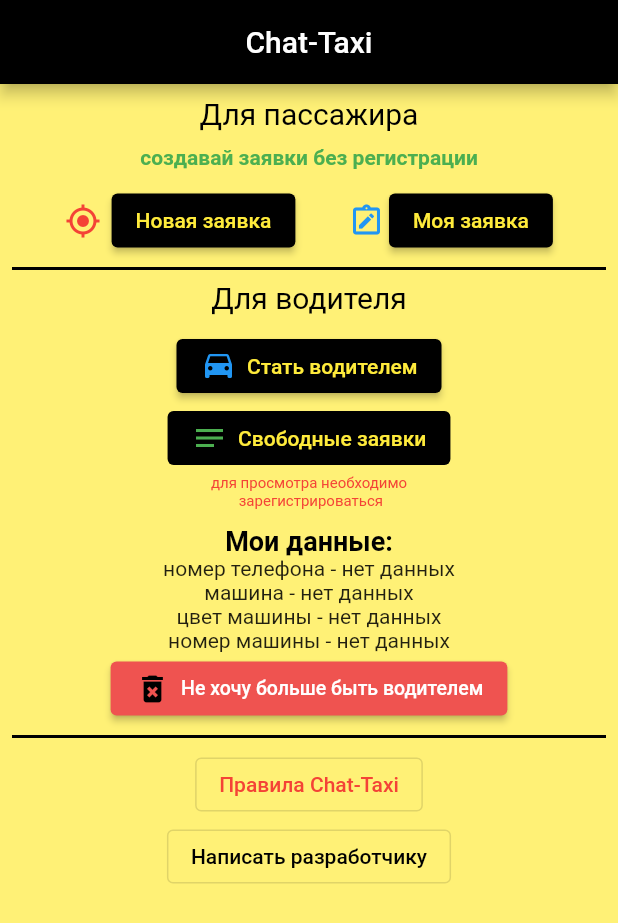
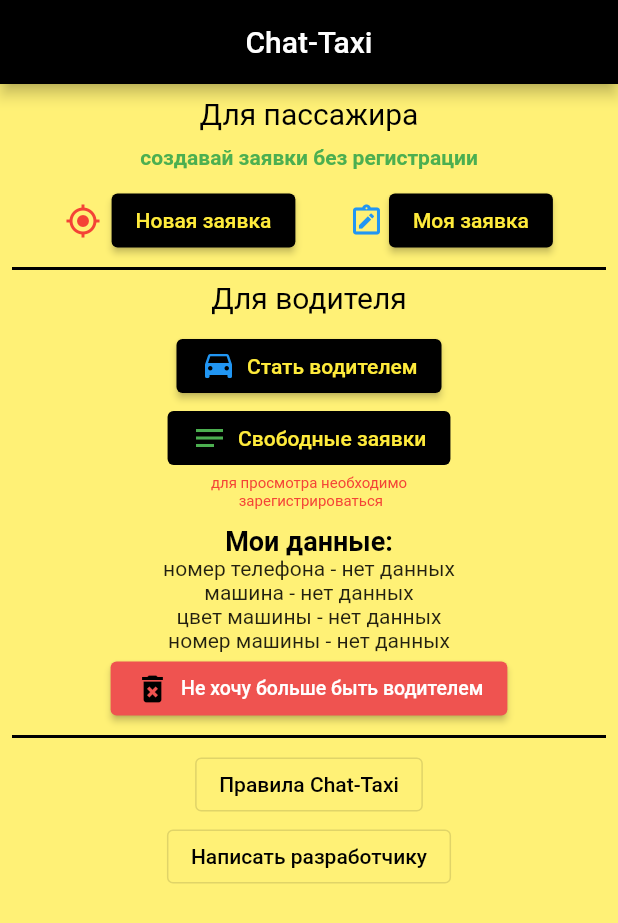
Before and after one commit to Granitin/chat_taxi, a Flutter app: the screen it shows after launch, on a phone screen of 412 x 824 dp. Shown: the top 923 px of the screen. Run offline on Flutter 3.47's test engine with Material 2 defaults, Android fonts, the phone set to English and light mode, and no system bars; drawn by our look-alikes of animated_text_kit; our stand-ins replace assets_audio_player, cloud_firestore, firebase_auth, firebase_core, shared_preferences; accounts and stored records are empty.

Commit message:
Update main_screen.dart

```diff
--- a/lib/main_screen.dart
+++ b/lib/main_screen.dart
@@ -165,7 +165,7 @@
                   },
                   child: const Text(
                     'Правила Chat-Taxi',
-                    style: TextStyle(color: Colors.red),
+                    style: TextStyle(color: Colors.black),
                   ),
                 ),
                 OutlinedButton(
```
